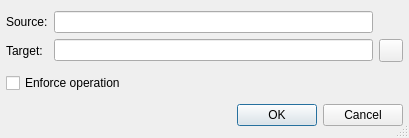
testmana2/test, file Plugins/VcsPlugins/vcsSubversion/SvnCopyDialog.ui: the form before one commit.
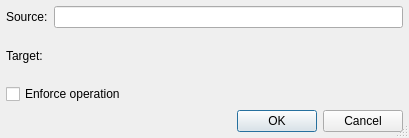
The form after the commit. Custom widgets are drawn as their Qt base class.

Commit message: Modified more dialogs to use the path picker widgets.

Diff of the .ui file:
```diff
--- a/Plugins/VcsPlugins/vcsSubversion/SvnCopyDialog.ui
+++ b/Plugins/VcsPlugins/vcsSubversion/SvnCopyDialog.ui
@@ -16,9 +16,7 @@
   <property name="sizeGripEnabled">
    <bool>true</bool>
   </property>
-  <layout class="QVBoxLayout">
-   <item>
-    <layout class="QGridLayout">
+  <layout class="QGridLayout" name="gridLayout">
      <item row="0" column="0">
       <widget class="QLabel" name="textLabel1">
        <property name="text">
@@ -40,8 +38,24 @@
        </property>
       </widget>
      </item>
+   <item row="1" column="0">
+    <widget class="QLabel" name="textLabel2">
+     <property name="text">
+      <string>Target:</string>
+     </property>
+    </widget>
+   </item>
      <item row="1" column="1">
-      <widget class="QLineEdit" name="targetEdit">
+    <widget class="E5PathPicker" name="targetPicker" native="true">
+     <property name="sizePolicy">
+      <sizepolicy hsizetype="Expanding" vsizetype="Preferred">
+       <horstretch>0</horstretch>
+       <verstretch>0</verstretch>
+      </sizepolicy>
+     </property>
+     <property name="focusPolicy">
+      <enum>Qt::StrongFocus</enum>
+     </property>
        <property name="toolTip">
         <string>Enter the target name</string>
        </property>
@@ -51,27 +65,7 @@
        </property>
       </widget>
      </item>
-     <item row="1" column="0">
-      <widget class="QLabel" name="textLabel2">
-       <property name="text">
-        <string>Target:</string>
-       </property>
-      </widget>
-     </item>
-     <item row="1" column="2">
-      <widget class="QToolButton" name="dirButton">
-       <property name="toolTip">
-        <string>Press to open a selection dialog</string>
-       </property>
-       <property name="whatsThis">
-        <string>&lt;b&gt;Target directory&lt;/b&gt;
-&lt;p&gt;Select the target name for the operation via a selection dialog.&lt;/p&gt;</string>
-       </property>
-      </widget>
-     </item>
-    </layout>
-   </item>
-   <item>
+   <item row="2" column="0" colspan="2">
     <widget class="QCheckBox" name="forceCheckBox">
      <property name="toolTip">
       <string>Select to force the operation</string>
@@ -81,7 +75,7 @@
      </property>
     </widget>
    </item>
-   <item>
+   <item row="3" column="0" colspan="2">
     <widget class="QDialogButtonBox" name="buttonBox">
      <property name="orientation">
       <enum>Qt::Horizontal</enum>
@@ -95,6 +89,14 @@
  </widget>
  <layoutdefault spacing="6" margin="6"/>
  <pixmapfunction>qPixmapFromMimeSource</pixmapfunction>
+ <customwidgets>
+  <customwidget>
+   <class>E5PathPicker</class>
+   <extends>QWidget</extends>
+   <header>E5Gui/E5PathPicker.h</header>
+   <container>1</container>
+  </customwidget>
+ </customwidgets>
  <tabstops>
   <tabstop>targetEdit</tabstop>
   <tabstop>dirButton</tabstop>
```
Left out of the diff: 6 changed lines with no effect on the pictures. Lines whose indentation alone changed are shown as unchanged. The commit also changes 8 other files.
